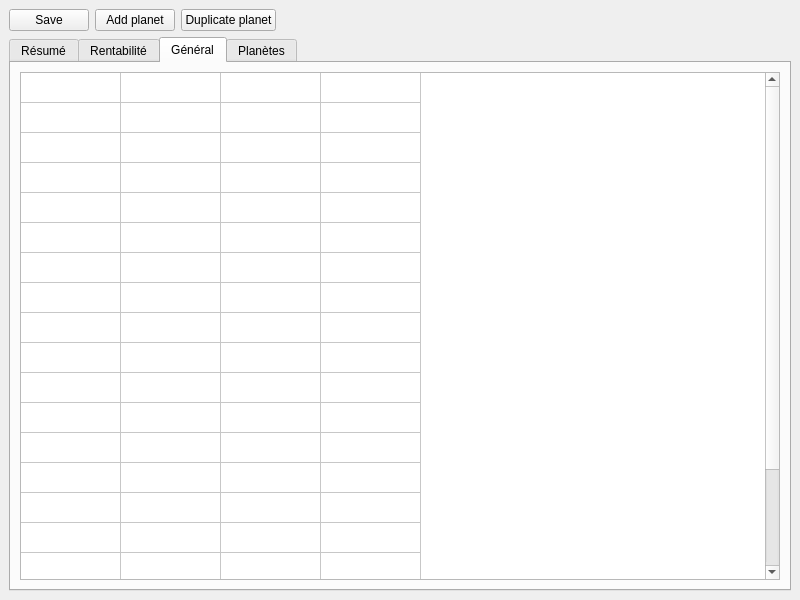
Before: the Qt Designer form mainwindow.ui in crocomo83/OgameHelper, drawn with Qt 5.
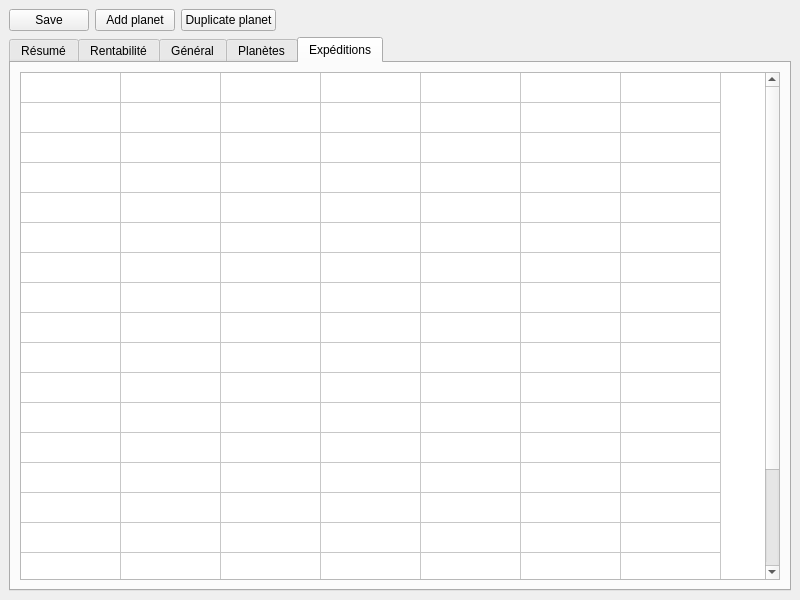
After: the same form once the commit is applied.

The edit to the form file:
```diff
--- a/mainwindow.ui
+++ b/mainwindow.ui
@@ -14,7 +14,7 @@
    <string>MainWindow</string>
   </property>
   <widget class="QWidget" name="centralwidget">
-   <layout class="QVBoxLayout" name="verticalLayout_2">
+   <layout class="QHBoxLayout" name="horizontalLayout_6">
     <item>
      <layout class="QVBoxLayout" name="verticalLayout">
       <item>
@@ -58,7 +58,7 @@
       <item>
        <widget class="QTabWidget" name="tabGeneral">
         <property name="currentIndex">
-         <number>2</number>
+         <number>4</number>
         </property>
         <widget class="QWidget" name="overview">
          <attribute name="title">
@@ -323,6 +323,56 @@
           </item>
          </layout>
         </widget>
+        <widget class="QWidget" name="expeTab">
+         <attribute name="title">
+          <string>Expéditions</string>
+         </attribute>
+         <layout class="QHBoxLayout" name="horizontalLayout_7">
+          <item>
+           <widget class="QTableWidget" name="discoveryTab">
+            <property name="rowCount">
+             <number>20</number>
+            </property>
+            <property name="columnCount">
+             <number>7</number>
+            </property>
+            <attribute name="horizontalHeaderVisible">
+             <bool>false</bool>
+            </attribute>
+            <attribute name="verticalHeaderVisible">
+             <bool>false</bool>
+            </attribute>
+            <row/>
+            <row/>
+            <row/>
+            <row/>
+            <row/>
+            <row/>
+            <row/>
+            <row/>
+            <row/>
+            <row/>
+            <row/>
+            <row/>
+            <row/>
+            <row/>
+            <row/>
+            <row/>
+            <row/>
+            <row/>
+            <row/>
+            <row/>
+            <column/>
+            <column/>
+            <column/>
+            <column/>
+            <column/>
+            <column/>
+            <column/>
+           </widget>
+          </item>
+         </layout>
+        </widget>
        </widget>
       </item>
      </layout>
```
